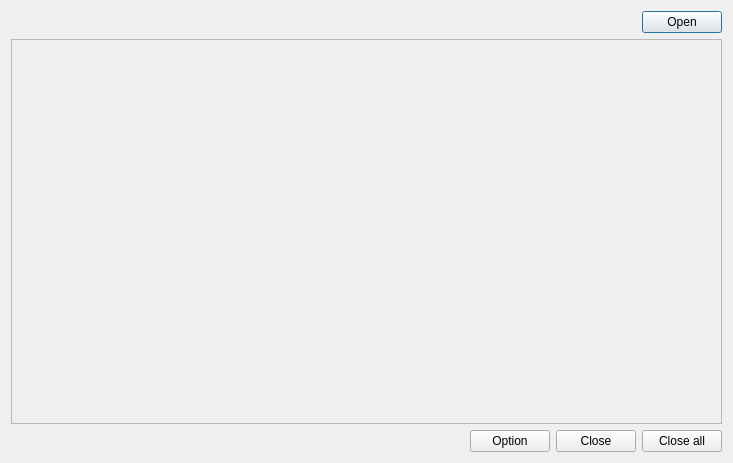
First picture: the form in src/last_open/last_open.ui, repository giacomogroppi/writernote-qt, before the edit.
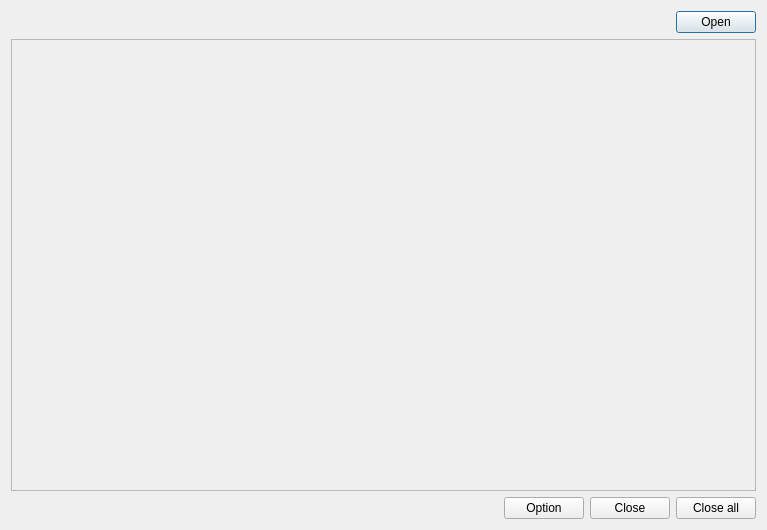
Second picture: the form after the edit.

Diff of the .ui file:
```diff
--- a/src/last_open/last_open.ui
+++ b/src/last_open/last_open.ui
@@ -6,8 +6,8 @@
    <rect>
     <x>0</x>
     <y>0</y>
-    <width>733</width>
-    <height>463</height>
+    <width>767</width>
+    <height>530</height>
    </rect>
   </property>
   <property name="minimumSize">
@@ -58,8 +58,8 @@
        <rect>
         <x>0</x>
         <y>0</y>
-        <width>713</width>
-        <height>375</height>
+        <width>747</width>
+        <height>442</height>
        </rect>
       </property>
      </widget>
```
